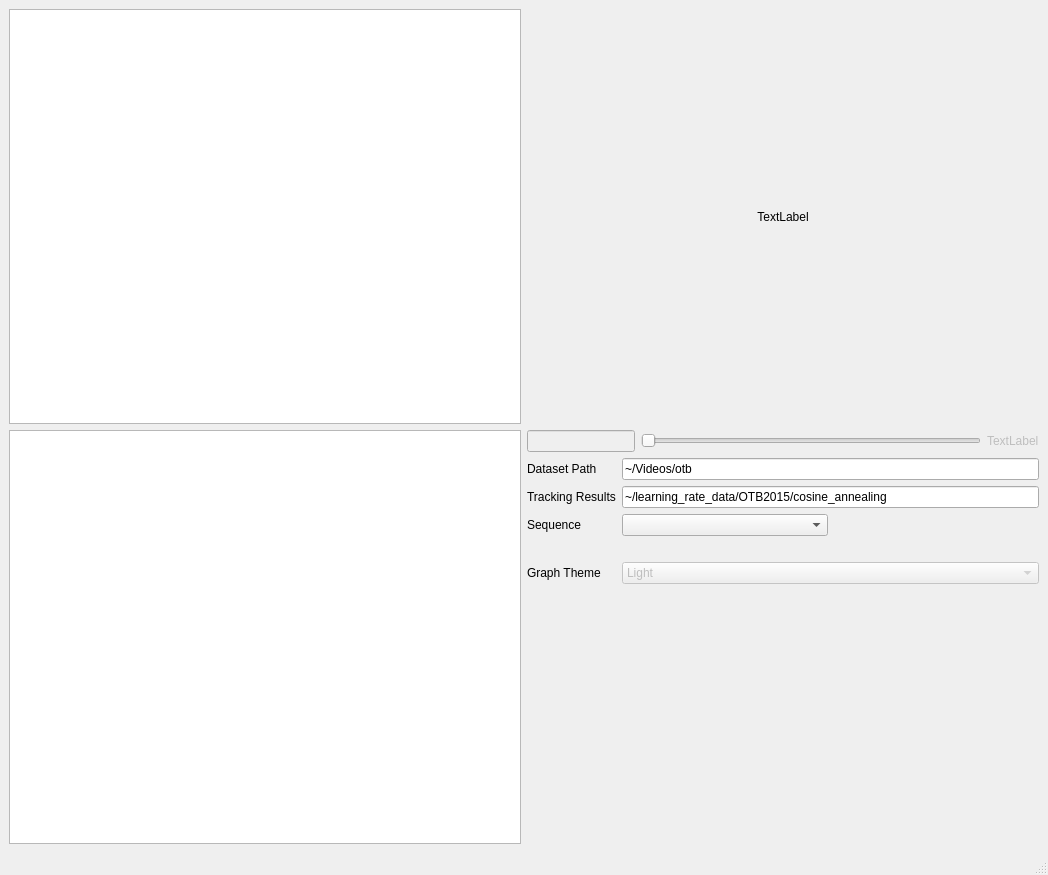
Above: tracking-analyzer/gui/main_window.ui from brobeson/tracking-analyzer before the change. Below: the same form after it.
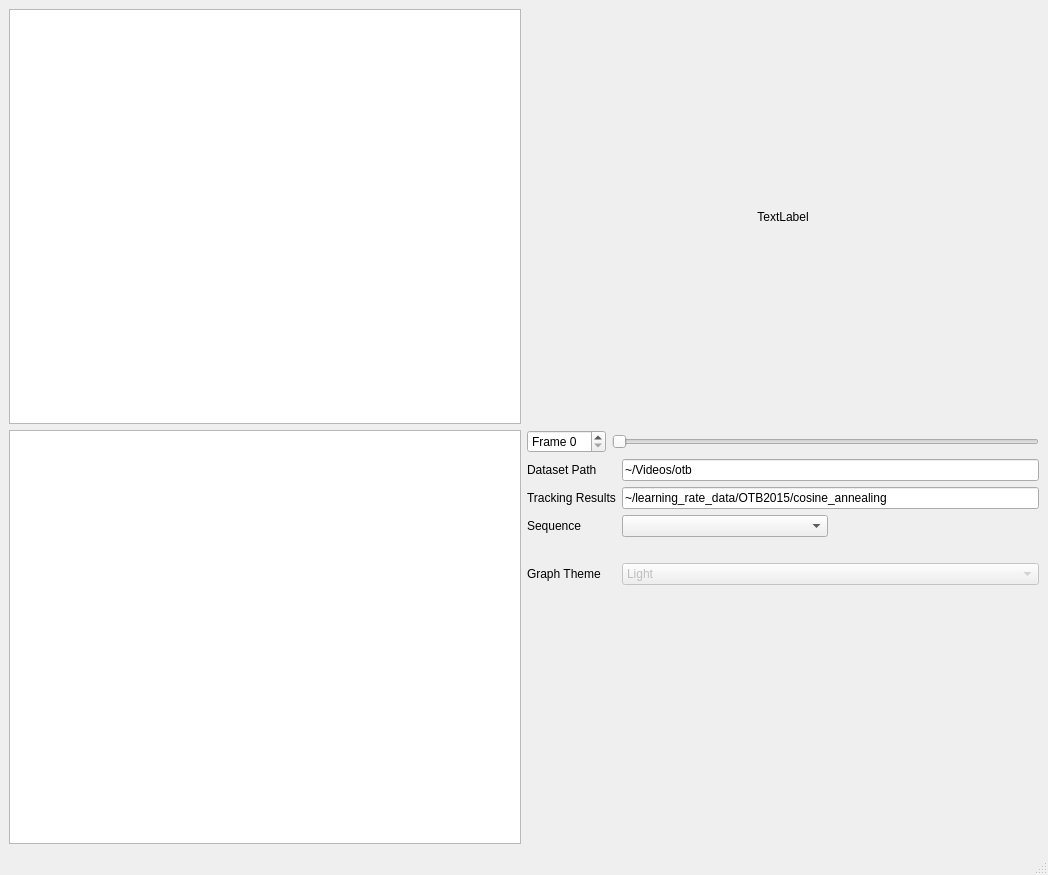
That is the form after the change. Custom widgets are drawn as their Qt base class.

Commit message:
Finish basic frame drawing functionality
I changed the frame number text box to a spin box. This is better
for the user and for the code.

I connected signals from the slider and spin box to slots in the
main windows. The two widgets make the sequence advance
or back up like a video display.

I added the ground truth bounding boxes to the sequence class.

I added functionality to draw the current frame's ground truth
bounding box on the frame image.

Patch:
```diff
--- a/tracking-analyzer/gui/main_window.ui
+++ b/tracking-analyzer/gui/main_window.ui
@@ -36,15 +36,9 @@
       <item>
        <layout class="QHBoxLayout" name="horizontalLayout">
         <item>
-         <widget class="QLineEdit" name="frame_number">
-          <property name="enabled">
-           <bool>false</bool>
-          </property>
-          <property name="sizePolicy">
-           <sizepolicy hsizetype="Fixed" vsizetype="Fixed">
-            <horstretch>0</horstretch>
-            <verstretch>0</verstretch>
-           </sizepolicy>
+         <widget class="QSpinBox" name="frame_number">
+          <property name="prefix">
+           <string>Frame </string>
           </property>
          </widget>
         </item>
@@ -58,16 +52,6 @@
           </property>
          </widget>
         </item>
-        <item>
-         <widget class="QLabel" name="label">
-          <property name="enabled">
-           <bool>false</bool>
-          </property>
-          <property name="text">
-           <string>TextLabel</string>
-          </property>
-         </widget>
-        </item>
        </layout>
       </item>
       <item>
```
The commit also changes 4 other files.
